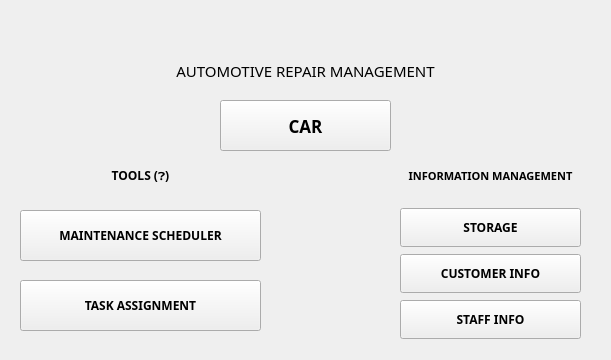
This is mainwindow.ui in totargaming/AutomotiveRepairManagement as Qt 5 draws it before an edit. The edited form follows.
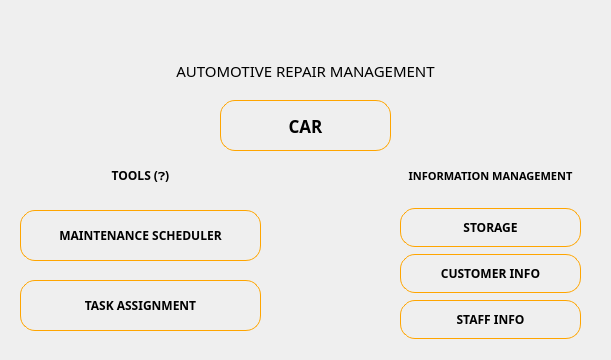
This is the edited form. Icons and pictures are not drawn.

Diff of the .ui file:
```diff
--- a/mainwindow.ui
+++ b/mainwindow.ui
@@ -183,6 +183,9 @@
     <property name="autoFillBackground">
      <bool>false</bool>
     </property>
+    <property name="styleSheet">
+     <string notr="true">border-radius: 15px; border: 1px solid orange;</string>
+    </property>
     <property name="text">
      <string>CAR</string>
     </property>
@@ -539,6 +542,9 @@
     <property name="cursor">
      <cursorShape>PointingHandCursor</cursorShape>
     </property>
+    <property name="styleSheet">
+     <string notr="true">border-radius: 15px; border: 1px solid orange;</string>
+    </property>
     <property name="text">
      <string>CUSTOMER INFO</string>
     </property>
@@ -571,6 +577,9 @@
     <property name="cursor">
      <cursorShape>PointingHandCursor</cursorShape>
     </property>
+    <property name="styleSheet">
+     <string notr="true">border-radius: 15px; border: 1px solid orange;</string>
+    </property>
     <property name="text">
      <string>STORAGE</string>
     </property>
@@ -606,6 +615,9 @@
     <property name="layoutDirection">
      <enum>Qt::LeftToRight</enum>
     </property>
+    <property name="styleSheet">
+     <string notr="true">border-radius: 15px; border: 1px solid orange;</string>
+    </property>
     <property name="text">
      <string>STAFF INFO</string>
     </property>
@@ -638,6 +650,9 @@
     <property name="cursor">
      <cursorShape>PointingHandCursor</cursorShape>
     </property>
+    <property name="styleSheet">
+     <string notr="true">border-radius: 15px; border: 1px solid orange;</string>
+    </property>
     <property name="text">
      <string>MAINTENANCE SCHEDULER</string>
     </property>
@@ -670,6 +685,9 @@
     <property name="cursor">
      <cursorShape>PointingHandCursor</cursorShape>
     </property>
+    <property name="styleSheet">
+     <string notr="true">border-radius: 15px; border: 1px solid orange;</string>
+    </property>
     <property name="text">
      <string>TASK ASSIGNMENT</string>
     </property>
```
Left out of the diff: 12 changed lines with no effect on the pictures.
